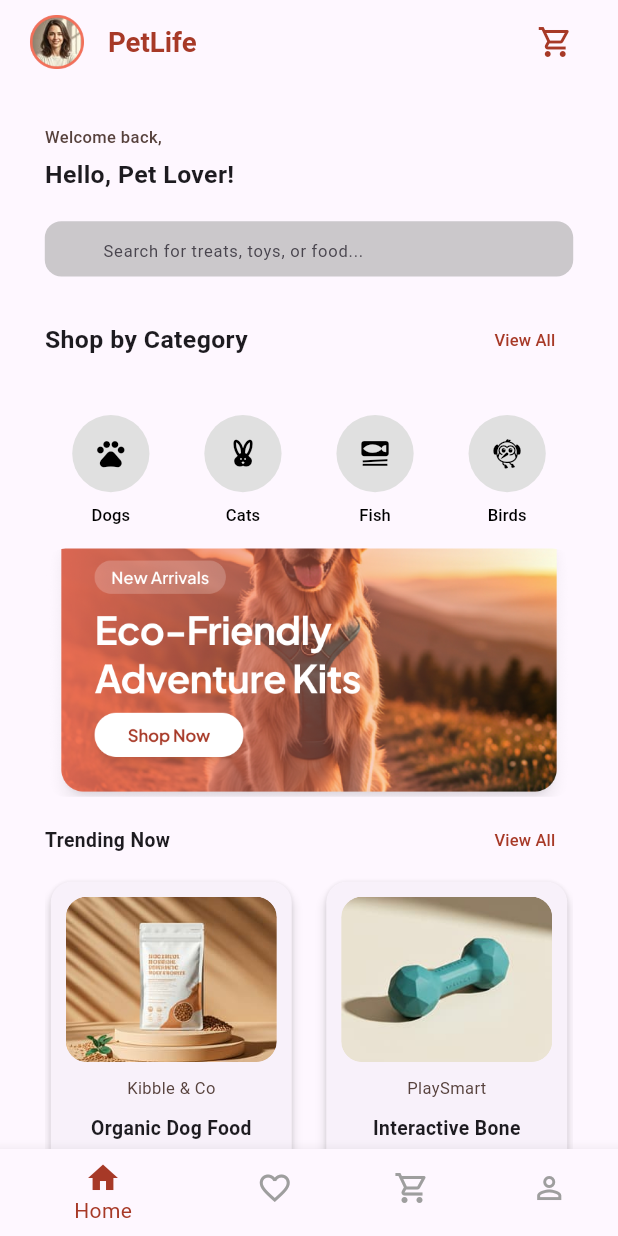
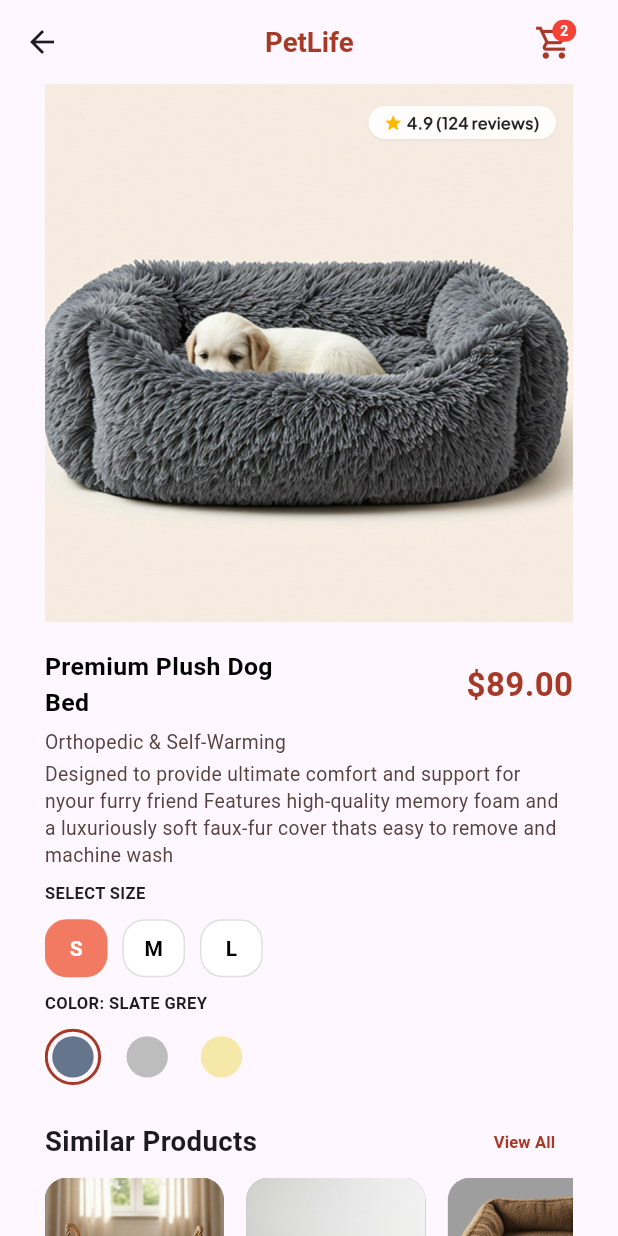
Before and after one commit to shanahuq/pet_shop_project, a Flutter app: the screen it shows after launch, on a phone screen of 412 x 824 dp. Run offline on Flutter 3.47's test engine with Material 3 defaults, Android fonts, the phone set to English and light mode, and no system bars; our stand-ins replace flutter_screenutil.

Commit message:
production details

```diff
--- a/lib/main.dart
+++ b/lib/main.dart
@@ -1,6 +1,7 @@
 import 'package:flutter/material.dart';
 import 'package:flutter_screenutil/flutter_screenutil.dart';
 import 'package:pet_shop_project/ui/home_page.dart';
+import 'package:pet_shop_project/ui/product_details.dart';
 import 'package:pet_shop_project/ui/sign_in.dart';
 import 'package:pet_shop_project/ui/sign_up.dart';
 import 'package:pet_shop_project/ui/splash_screen.dart';
@@ -25,7 +26,7 @@ class MyApp extends StatelessWidget {
         theme: ThemeData(
           colorScheme: ColorScheme.fromSeed(seedColor: Colors.deepPurple),
         ),
-        home: const HomePage (),
+        home: const ProductDetails (),
       ),
     );
   }
--- /dev/null
+++ b/lib/ui/product_details.dart
@@ -0,0 +1,378 @@
+import 'package:flutter/material.dart';
+import 'package:flutter_screenutil/flutter_screenutil.dart';
+
+class ProductDetails extends StatefulWidget {
+  const ProductDetails({super.key});
+
+  @override
+  State<ProductDetails> createState() => _ProductDetailsState();
+}
+
+class _ProductDetailsState extends State<ProductDetails> {
+  int selectedSize = 0;
+  int selectedColor = 0;
+  bool isfavorite = false;
+
+  @override
+  Widget build(BuildContext context) {
+    return Scaffold(
+      appBar: AppBar(
+        elevation: 0,
+        centerTitle: true,
+        leading: Icon(Icons.arrow_back),
+        title: Center(
+          child: Text(
+            'PetLife',
+            style: TextStyle(
+              fontWeight: FontWeight.w700,
+              fontSize: 20.sp,
+              color: Color(0xffA73927),
+            ),
+          ),
+        ),
+        actions: [
+          Padding(
+            padding: EdgeInsets.only(right: 30.w),
+            child: Stack(
+              clipBehavior: Clip.none,
+              children: [
+                Icon(
+                  Icons.shopping_cart_outlined,
+                  color: Color(0xffA73927),
+                  size: 28.sp,
+                ),
+                Positioned(
+                  right: -2,
+                  top: -2,
+                  child: Container(
+                    height: 16.h,
+                    width: 16.w,
+                    decoration: BoxDecoration(
+                      borderRadius: BorderRadius.circular(20.r),
+                      color: Colors.red,
+                    ),
+                    child: Center(
+                      child: Text(
+                        '2',
+                        style: TextStyle(
+                          fontWeight: FontWeight.bold,
+                          color: Colors.white,
+                          fontSize: 10.sp,
+                        ),
+                      ),
+                    ),
+                  ),
+                ),
+              ],
+            ),
+          ),
+        ],
+      ),
+      body: SafeArea(
+        child: Padding(
+          padding: EdgeInsets.symmetric(horizontal: 30.w),
+          child: SingleChildScrollView(
+            scrollDirection: Axis.vertical,
+            child: Column(
+              children: [
+                Container(
+                  height: 390.h,
+                  width: double.infinity,
+                  decoration: BoxDecoration(
+                    borderRadius: BorderRadius.circular(16.r),
+                  ),
+                  child: Image.asset(
+                    'assets/Hero Product Image.png',
+                    fit: BoxFit.cover,
+                  ),
+                ),
+                SizedBox(height: 20.h),
+                Row(
+                  mainAxisAlignment: MainAxisAlignment.spaceBetween,
+                  children: [
+                    Text(
+                      'Premium Plush Dog \nBed',
+                      style: TextStyle(
+                        fontWeight: FontWeight.w600,
+                        fontSize: 18.sp,
+                        color: Colors.black,
+                      ),
+                    ),
+                    Text(
+                      '\$89.00',
+                      style: TextStyle(
+                        fontWeight: FontWeight.w600,
+                        fontSize: 24.sp,
+                        color: Color(0xffA73927),
+                      ),
+                    ),
+                  ],
+                ),
+                SizedBox(height: 5.h),
+                Align(
+                  alignment: Alignment.centerLeft,
+                  child: Text(
+                    'Orthopedic & Self-Warming',
+                    style: TextStyle(fontSize: 14.sp, color: Color(0xff57423D)),
+                  ),
+                ),
+                SizedBox(height: 3.h),
+                Text(
+                  'Designed to provide ultimate comfort and support for nyour furry friend Features high-quality memory foam and a luxuriously soft faux-fur cover thats easy to remove and machine wash',
+                  style: TextStyle(fontSize: 14.sp, color: Color(0xff57423D)),
+                ),
+                SizedBox(height: 10.h),
+                Align(
+                  alignment: Alignment.centerLeft,
+                  child: Text(
+                    'SELECT SIZE',
+                    style: TextStyle(
+                      fontWeight: FontWeight.w600,
+                      fontSize: 12.sp,
+                    ),
+                  ),
+                ),
+                SizedBox(height: 10.h),
+                Row(
+                  children: [
+                    _sizeButton("S", 0),
+                    SizedBox(width: 10.w),
+                    _sizeButton("M", 1),
+                    SizedBox(width: 10.w),
+                    _sizeButton("L", 2),
+                  ],
+                ),
+                SizedBox(height: 10.h),
+                Align(
+                  alignment: Alignment.centerLeft,
+                  child: Text(
+                    'COLOR: SLATE GREY',
+                    style: TextStyle(
+                      fontWeight: FontWeight.w600,
+                      fontSize: 12.sp,
+                    ),
+                  ),
+                ),
+                SizedBox(height: 10.h),
+                Row(
+                  children: [
+                    _colorButton(const Color(0xff65758B), 0),
+                    SizedBox(width: 12.w),
+                    _colorButton(Colors.grey.shade400, 1),
+                    SizedBox(width: 12.w),
+                    _colorButton(const Color(0xffF5E8A8), 2),
+                  ],
+                ),
+                SizedBox(height: 15.h),
+                Row(
+                  mainAxisAlignment: MainAxisAlignment.spaceBetween,
+                  children: [
+                    Text(
+                      'Similar Products',
+                      style: TextStyle(
+                        fontWeight: FontWeight.w600,
+                        fontSize: 20.sp,
+                      ),
+                    ),
+                    TextButton(
+                      onPressed: () {},
+                      child: Text(
+                        'View All',
+                        style: TextStyle(
+                          fontWeight: FontWeight.w600,
+                          fontSize: 12.sp,
+                          color: Color(0xffA73927),
+                        ),
+                      ),
+                    ),
+                  ],
+                ),
+                SizedBox(
+                  height: 180.h,
+                  child: ListView.builder(
+                    scrollDirection: Axis.horizontal,
+                    itemCount: 3,
+                    itemBuilder: (context, index) {
+                      final images = [
+                        "assets/dogsbed.png",
+                        "assets/dogsbed2.png",
+                        "assets/dogsbed3.webp",
+                      ];
+                      final names = [
+                        "Woven Basket Bed",
+                        "Modern Lifted bed",
+                        "Cozy Donut Bed",
+                      ];
+                      final prices = ["\$65.00", "\$120.00", "\$45.00"];
+                      return Padding(
+                        padding: EdgeInsets.only(right: 15.w),
+                        child: SizedBox(
+                          width: 120.w,
+                          child: Column(
+                            crossAxisAlignment: CrossAxisAlignment.start,
+                            children: [
+                              Container(
+                                height: 110.h,
+                                width: 120.w,
+                                decoration: BoxDecoration(
+                                  borderRadius: BorderRadius.circular(16.r),
+                                  color: Colors.grey,
+                                ),
+                                child: ClipRRect(
+                                  borderRadius: BorderRadius.circular(16.r),
+                                  child: Image.asset(
+                                    images[index],
+                                    fit: BoxFit.cover,
+                                  ),
+                                ),
+                              ),
+                              SizedBox(height: 5.h),
+                              Text(
+                                names[index],
+                                maxLines: 2,
+                                overflow: TextOverflow.ellipsis,
+                                style: TextStyle(
+                                  fontWeight: FontWeight.w500,
+                                  fontSize: 12.sp,
+                                ),
+                              ),
+                              SizedBox(height: 3.h),
+                              Text(
+                                prices[index],
+                                style: TextStyle(
+                                  fontWeight: FontWeight.bold,
+                                  fontSize: 13.sp,
+                                  color: Color(0xffA73927),
+                                ),
+                              ),
+                            ],
+                          ),
+                        ),
+                      );
+                    },
+                  ),
+                ),
+                SizedBox(height: 25.h),
+                Row(
+                  children: [
+                    Container(
+                      height: 55.h,
+                      width: 55.w,
+                      decoration: BoxDecoration(
+                        borderRadius: BorderRadius.circular(16.r),
+                        border: Border.all(
+                          color: isfavorite ?  Color(0xffA73927):Colors.grey ,
+                        ),
+                      ),
+                      child: IconButton(
+                        onPressed: () {
+                          setState(() {
+                            isfavorite = !isfavorite;
+                          });
+                        },
+                        icon: Icon(
+                          isfavorite
+                          ? Icons.favorite
+                          : Icons.favorite_border,
+                          color:
+                              isfavorite
+                                  ? const Color(0xffA73927)
+                                  : Colors.grey,
+                        ),
+                      ),
+                    ),
+                    SizedBox(width: 15.w),
+                    Expanded(
+                      child: SizedBox(
+                        height: 55.h,
+                        child: ElevatedButton.icon(
+                          onPressed: () {},
+                          icon: Icon(
+                            Icons.shopping_bag_outlined,
+                            color: Colors.grey,
+                          ),
+                          label: Text(
+                            'Add to Cart',
+                            style: TextStyle(
+                              fontWeight: FontWeight.w600,
+                              fontSize: 16.sp,
+                              color: Colors.white,
+                            ),
+                          ),
+                          style: ElevatedButton.styleFrom(
+                            backgroundColor: Color(0xffA73927),
+                            elevation: 0,
+                            shape: RoundedRectangleBorder(
+                              borderRadius: BorderRadius.circular(16.r),
+                            ),
+                          ),
+                        ),
+                      ),
+                    ),
+                  ],
+                ),
+              ],
+            ),
+          ),
+        ),
+      ),
+    );
+  }
+
+  Widget _sizeButton(String text, int index) {
+    bool isSelected = selectedSize == index;
+
+    return GestureDetector(
+      onTap: () {
+        setState(() {
+          selectedSize = index;
+        });
+      },
+      child: AnimatedContainer(
+        duration: const Duration(milliseconds: 200),
+        height: 42.h,
+        width: 42.w,
+        decoration: BoxDecoration(
+          color: isSelected ? const Color(0xffF27A62) : Colors.white,
+          borderRadius: BorderRadius.circular(16.r),
+          border: Border.all(
+            color: isSelected ? const Color(0xffF27A62) : Colors.grey.shade300,
+          ),
+        ),
+        child: Center(
+          child: Text(
+            text,
+            style: TextStyle(
+              color: isSelected ? Colors.white : Colors.black,
+              fontWeight: FontWeight.bold,
+            ),
+          ),
+        ),
+      ),
+    );
+  }
+
+  Widget _colorButton(Color color, int index) {
+    bool isSelected = selectedColor == index;
+
+    return GestureDetector(
+      onTap: () {
+        setState(() {
+          selectedColor = index;
+        });
+      },
+      child: AnimatedContainer(
+        duration: const Duration(milliseconds: 200),
+        padding: EdgeInsets.all(3.w),
+        decoration: BoxDecoration(
+          shape: BoxShape.circle,
+          border: Border.all(
+            color: isSelected ? const Color(0xffA73927) : Colors.transparent,
+            width: 2,
+          ),
+        ),
+        child: CircleAvatar(radius: 15.r, backgroundColor: color),
+      ),
+    );
+  }
+}
```
Also changed, not shown: assets/Hero Product Image.png (added), assets/dogsbed.png (added), assets/dogsbed2.png (added), assets/dogsbed3.webp (added).
